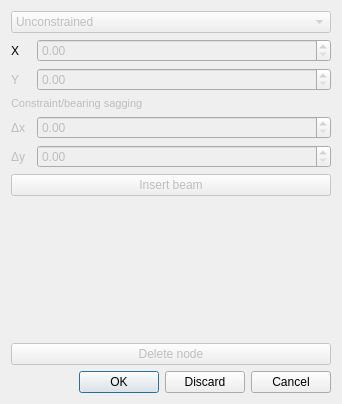
Old version of the form nodedialog.ui in the repository tybor/monodes.
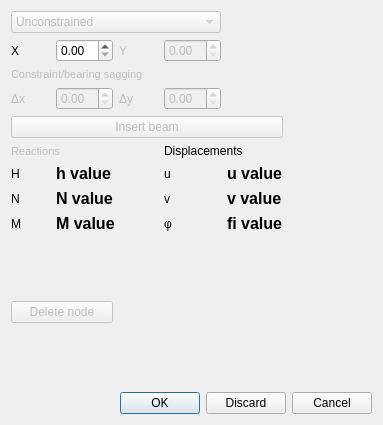
New version of the form. Icons and pictures are not drawn.

Commit message: Showing node displacements. Beginning mouse tracking

Diff of the .ui file:
```diff
--- a/nodedialog.ui
+++ b/nodedialog.ui
@@ -7,49 +7,44 @@
    <rect>
     <x>0</x>
     <y>0</y>
-    <width>342</width>
-    <height>404</height>
+    <width>383</width>
+    <height>425</height>
    </rect>
   </property>
   <property name="windowTitle">
    <string>Dialog</string>
   </property>
-  <layout class="QFormLayout" name="formLayout">
-   <property name="fieldGrowthPolicy">
-    <enum>QFormLayout::AllNonFixedFieldsGrow</enum>
-   </property>
-   <item row="2" column="0">
+  <layout class="QGridLayout" name="gridLayout">
+   <item row="0" column="0" colspan="4">
+    <widget class="QComboBox" name="node_bearing">
+     <property name="enabled">
+      <bool>false</bool>
+     </property>
+     <item>
+      <property name="text">
+       <string>Unconstrained</string>
+      </property>
+     </item>
+     <item>
+      <property name="text">
+       <string>Hinged</string>
+      </property>
+     </item>
+     <item>
+      <property name="text">
+       <string>Fixed</string>
+      </property>
+     </item>
+    </widget>
+   </item>
+   <item row="1" column="0">
     <widget class="QLabel" name="node_xLabel">
      <property name="text">
       <string>X</string>
      </property>
     </widget>
    </item>
-   <item row="2" column="1">
-    <widget class="QDoubleSpinBox" name="node_x_pos">
-     <property name="enabled">
-      <bool>false</bool>
-     </property>
-    </widget>
-   </item>
-   <item row="3" column="0">
-    <widget class="QLabel" name="node_yLabel">
-     <property name="enabled">
-      <bool>false</bool>
-     </property>
-     <property name="text">
-      <string>Y</string>
-     </property>
-    </widget>
-   </item>
-   <item row="3" column="1">
-    <widget class="QDoubleSpinBox" name="node_y_pos">
-     <property name="enabled">
-      <bool>false</bool>
-     </property>
-    </widget>
-   </item>
-   <item row="5" column="0" colspan="2">
+   <item row="3" column="0" colspan="4">
     <widget class="QLabel" name="saggingLabel">
      <property name="enabled">
       <bool>false</bool>
@@ -64,7 +59,7 @@
      </property>
     </widget>
    </item>
-   <item row="6" column="0">
+   <item row="4" column="0">
     <widget class="QLabel" name="node_dxLabel">
      <property name="enabled">
       <bool>false</bool>
@@ -74,30 +69,93 @@
      </property>
     </widget>
    </item>
-   <item row="6" column="1">
-    <widget class="QDoubleSpinBox" name="node_dx">
+   <item row="7" column="0" colspan="2">
+    <widget class="QLabel" name="saggingLabel_2">
      <property name="enabled">
       <bool>false</bool>
      </property>
+     <property name="font">
+      <font>
+       <pointsize>8</pointsize>
+      </font>
+     </property>
+     <property name="text">
+      <string>Reactions</string>
+     </property>
     </widget>
    </item>
-   <item row="7" column="0">
-    <widget class="QLabel" name="node_dyLabel">
+   <item row="8" column="0">
+    <widget class="QLabel" name="h_label">
      <property name="enabled">
-      <bool>false</bool>
+      <bool>true</bool>
      </property>
      <property name="text">
-      <string>Δy</string>
+      <string>H</string>
      </property>
     </widget>
    </item>
-   <item row="7" column="1">
-    <widget class="QDoubleSpinBox" name="node_dy">
-     <property name="enabled">
+   <item row="8" column="1" colspan="2">
+    <widget class="QLabel" name="h_value">
+     <property name="font">
+      <font>
+       <pointsize>12</pointsize>
+       <weight>75</weight>
+       <bold>true</bold>
+      </font>
+     </property>
+     <property name="lineWidth">
+      <number>1</number>
+     </property>
+     <property name="text">
+      <string>h value</string>
+     </property>
+     <property name="scaledContents">
       <bool>false</bool>
      </property>
     </widget>
    </item>
+   <item row="9" column="0">
+    <widget class="QLabel" name="n_label">
+     <property name="text">
+      <string>N</string>
+     </property>
+    </widget>
+   </item>
+   <item row="9" column="1" colspan="2">
+    <widget class="QLabel" name="n_value">
+     <property name="font">
+      <font>
+       <pointsize>12</pointsize>
+       <weight>75</weight>
+       <bold>true</bold>
+      </font>
+     </property>
+     <property name="text">
+      <string>N value</string>
+     </property>
+    </widget>
+   </item>
+   <item row="10" column="0">
+    <widget class="QLabel" name="m_label">
+     <property name="text">
+      <string>M</string>
+     </property>
+    </widget>
+   </item>
+   <item row="10" column="1" colspan="2">
+    <widget class="QLabel" name="m_value">
+     <property name="font">
+      <font>
+       <pointsize>12</pointsize>
+       <weight>75</weight>
+       <bold>true</bold>
+      </font>
+     </property>
+     <property name="text">
+      <string>M value</string>
+     </property>
+    </widget>
+   </item>
    <item row="11" column="0" colspan="2">
     <widget class="QPushButton" name="deleteButton">
      <property name="enabled">
@@ -118,7 +176,20 @@
      </property>
     </widget>
    </item>
-   <item row="12" column="0" colspan="2">
+   <item row="11" column="2">
+    <spacer name="verticalSpacer">
+     <property name="orientation">
+      <enum>Qt::Vertical</enum>
+     </property>
+     <property name="sizeHint" stdset="0">
+      <size>
+       <width>20</width>
+       <height>2000</height>
+      </size>
+     </property>
+    </spacer>
+   </item>
+   <item row="12" column="0" colspan="7">
     <widget class="QDialogButtonBox" name="buttonBox">
      <property name="orientation">
       <enum>Qt::Horizontal</enum>
@@ -128,7 +199,104 @@
      </property>
     </widget>
    </item>
-   <item row="8" column="0" colspan="2">
+   <item row="8" column="3">
+    <widget class="QLabel" name="u_label">
+     <property name="enabled">
+      <bool>true</bool>
+     </property>
+     <property name="text">
+      <string>u</string>
+     </property>
+    </widget>
+   </item>
+   <item row="8" column="4">
+    <widget class="QLabel" name="u_value">
+     <property name="font">
+      <font>
+       <pointsize>12</pointsize>
+       <weight>75</weight>
+       <bold>true</bold>
+      </font>
+     </property>
+     <property name="lineWidth">
+      <number>1</number>
+     </property>
+     <property name="text">
+      <string>u value</string>
+     </property>
+     <property name="scaledContents">
+      <bool>false</bool>
+     </property>
+    </widget>
+   </item>
+   <item row="9" column="4">
+    <widget class="QLabel" name="v_value">
+     <property name="font">
+      <font>
+       <pointsize>12</pointsize>
+       <weight>75</weight>
+       <bold>true</bold>
+      </font>
+     </property>
+     <property name="lineWidth">
+      <number>1</number>
+     </property>
+     <property name="text">
+      <string>v value</string>
+     </property>
+     <property name="scaledContents">
+      <bool>false</bool>
+     </property>
+    </widget>
+   </item>
+   <item row="9" column="3">
+    <widget class="QLabel" name="v_label">
+     <property name="enabled">
+      <bool>true</bool>
+     </property>
+     <property name="text">
+      <string>v</string>
+     </property>
+    </widget>
+   </item>
+   <item row="10" column="4">
+    <widget class="QLabel" name="fi_value">
+     <property name="font">
+      <font>
+       <pointsize>12</pointsize>
+       <weight>75</weight>
+       <bold>true</bold>
+      </font>
+     </property>
+     <property name="lineWidth">
+      <number>1</number>
+     </property>
+     <property name="text">
+      <string>fi value</string>
+     </property>
+     <property name="scaledContents">
+      <bool>false</bool>
+     </property>
+    </widget>
+   </item>
+   <item row="10" column="3">
+    <widget class="QLabel" name="fi_label">
+     <property name="enabled">
+      <bool>true</bool>
+     </property>
+     <property name="text">
+      <string>φ</string>
+     </property>
+    </widget>
+   </item>
+   <item row="7" column="3" colspan="2">
+    <widget class="QLabel" name="label">
+     <property name="text">
+      <string>Displacements</string>
+     </property>
+    </widget>
+   </item>
+   <item row="6" column="0" colspan="5">
     <widget class="QPushButton" name="insertButton">
      <property name="enabled">
       <bool>false</bool>
@@ -148,10 +316,10 @@
      </property>
     </widget>
    </item>
-   <item row="10" column="0">
-    <spacer name="verticalSpacer">
-     <property name="orientation">
-      <enum>Qt::Vertical</enum>
+   <item row="1" column="1">
+    <widget class="QDoubleSpinBox" name="node_x_pos">
+     <property name="enabled">
+      <bool>true</bool>
      </property>
      <property name="sizeHint" stdset="0">
       <size>
@@ -159,28 +327,47 @@
        <height>2000</height>
       </size>
      </property>
-    </spacer>
+    </widget>
    </item>
-   <item row="0" column="0" colspan="2">
-    <widget class="QComboBox" name="node_bearing">
+   <item row="1" column="2">
+    <widget class="QLabel" name="node_yLabel">
      <property name="enabled">
       <bool>false</bool>
      </property>
-     <item>
-      <property name="text">
-       <string>Unconstrained</string>
-      </property>
-     </item>
-     <item>
-      <property name="text">
-       <string>Hinged</string>
-      </property>
-     </item>
-     <item>
-      <property name="text">
-       <string>Fixed</string>
-      </property>
-     </item>
+     <property name="text">
+      <string>Y</string>
+     </property>
+    </widget>
+   </item>
+   <item row="1" column="3">
+    <widget class="QDoubleSpinBox" name="node_y_pos">
+     <property name="enabled">
+      <bool>false</bool>
+     </property>
+    </widget>
+   </item>
+   <item row="4" column="1">
+    <widget class="QDoubleSpinBox" name="node_dx">
+     <property name="enabled">
+      <bool>false</bool>
+     </property>
+    </widget>
+   </item>
+   <item row="4" column="2">
+    <widget class="QLabel" name="node_dyLabel">
+     <property name="enabled">
+      <bool>false</bool>
+     </property>
+     <property name="text">
+      <string>Δy</string>
+     </property>
+    </widget>
+   </item>
+   <item row="4" column="3">
+    <widget class="QDoubleSpinBox" name="node_dy">
+     <property name="enabled">
+      <bool>false</bool>
+     </property>
     </widget>
    </item>
   </layout>
```
Left out of the diff: 12 changed lines with no effect on the pictures. The commit also changes 9 other files.
